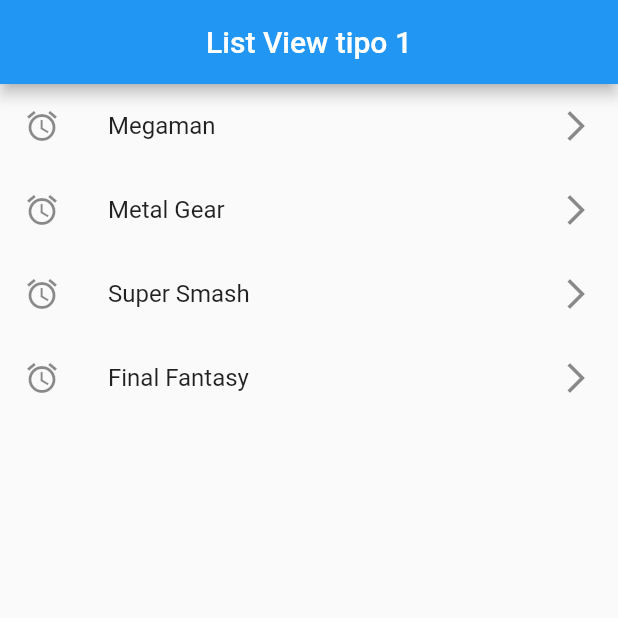
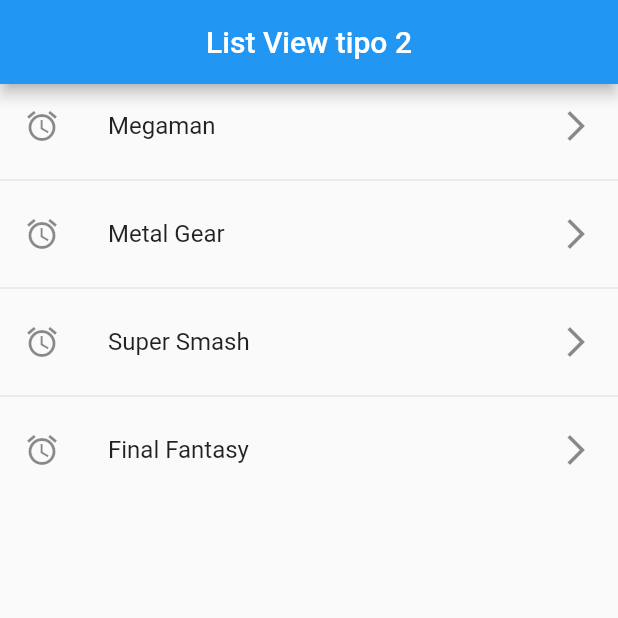
Before and after one commit to hadez2505/Clases_Flutter, a Flutter app: the screen it shows after launch, on a phone screen of 412 x 824 dp, the top half of it. Run offline on Flutter 3.47's test engine with Material 2 defaults, Android fonts, the phone set to English and light mode, and no system bars.

Commit message:
List View Separated

```diff
--- a/componentes/lib/main.dart
+++ b/componentes/lib/main.dart
@@ -10,7 +10,7 @@ class MyApp extends StatelessWidget {
     return const MaterialApp(
       debugShowCheckedModeBanner: false,
       title: 'Material App',
-      home: ListView1Screen(),
+      home: ListView2Screen(),
     );
   }
 }
--- /dev/null
+++ b/componentes/lib/screens/listview2_screen.dart
@@ -0,0 +1,26 @@
+import 'package:flutter/material.dart';
+
+class ListView2Screen extends StatelessWidget {
+  final options = const ['Megaman', 'Metal Gear','Super Smash', 'Final Fantasy'];//lista de elementos
+
+  const ListView2Screen({Key? key}) : super(key: key);
+
+  @override
+  Widget build(BuildContext context) {
+    return Scaffold(
+      appBar: AppBar(
+        title: const Center(child: Text('List View tipo 2')),
+      ),
+      body: ListView.separated(
+        itemCount:        options.length,
+        itemBuilder:      (context,index)=> ListTile(
+                                              leading: const Icon(Icons.access_alarm_outlined), //pone un elemento adelante
+                                              title:   Text(options[index]),
+                                              trailing: const Icon(Icons.arrow_forward_ios_outlined),//pone un elemento atras
+                                            ),
+        separatorBuilder: (context,index)=>const Divider(),//una division entre los emenentos del listView
+      )
+
+    );
+  }
+}
--- a/componentes/lib/screens/screens.dart
+++ b/componentes/lib/screens/screens.dart
@@ -1 +1,3 @@
+
 export 'package:componentes/screens/listview1_screen.dart';
+export 'package:componentes/screens/listview2_screen.dart';
```
